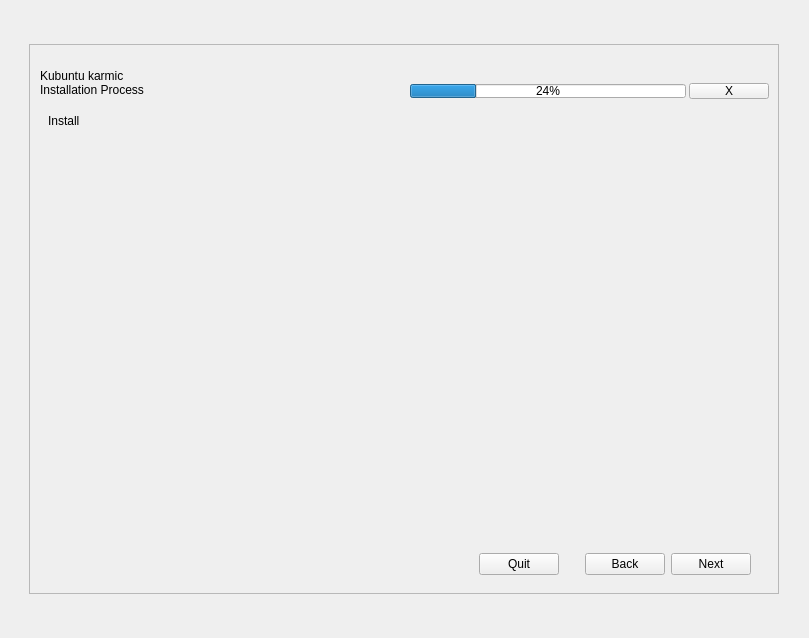
Qt form gui/qt/app.ui (chenhan1218/ubiquity) before a commit.
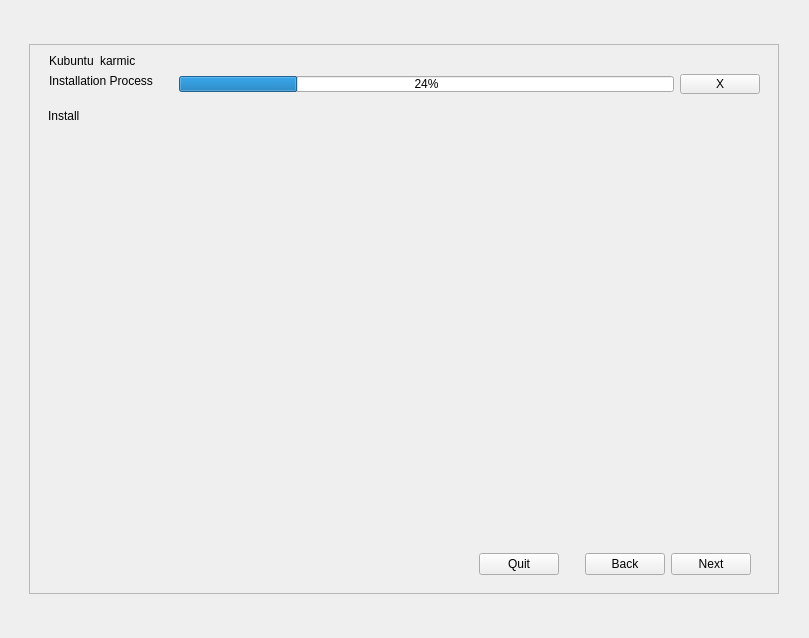
The same form after that commit. Custom widgets are drawn as their Qt base class.

Commit message: Fix KDE progress bar and skip button too small (LP: #555707)

Patch:
```diff
--- a/gui/qt/app.ui
+++ b/gui/qt/app.ui
@@ -191,10 +191,16 @@
              <property name="horizontalSpacing">
               <number>3</number>
              </property>
-             <property name="verticalSpacing">
-              <number>0</number>
-             </property>
              <item row="0" column="0">
+              <widget class="QWidget" name="title_widget" native="true">
+               <layout class="QHBoxLayout" name="horizontalLayout_4">
+                <property name="topMargin">
+                 <number>0</number>
+                </property>
+                <property name="bottomMargin">
+                 <number>0</number>
+                </property>
+                <item>
               <widget class="QLabel" name="distro_name_label">
                <property name="text">
                 <string>Kubuntu</string>
@@ -210,7 +216,7 @@
                </property>
               </widget>
              </item>
-             <item row="0" column="1">
+                <item>
               <widget class="QLabel" name="distro_release_label">
                <property name="text">
                 <string>karmic</string>
@@ -223,83 +229,17 @@
                </property>
               </widget>
              </item>
-             <item row="1" column="0" colspan="3">
-              <widget class="QLabel" name="install_process_label">
-               <property name="minimumSize">
-                <size>
-                 <width>0</width>
-                 <height>16</height>
-                </size>
-               </property>
-               <property name="text">
-                <string>Installation Process</string>
-               </property>
-               <property name="alignment">
-                <set>Qt::AlignLeading|Qt::AlignLeft|Qt::AlignTop</set>
-               </property>
-               <property name="indent">
-                <number>0</number>
-               </property>
-              </widget>
-             </item>
-             <item row="0" column="2">
+                <item>
               <spacer name="horizontalSpacer_13">
                <property name="orientation">
                 <enum>Qt::Horizontal</enum>
                </property>
                <property name="sizeHint" stdset="0">
                 <size>
-                 <width>40</width>
-                 <height>20</height>
-                </size>
-               </property>
-              </spacer>
-             </item>
-             <item row="1" column="4">
-              <widget class="QProgressBar" name="progressBar">
-               <property name="maximumSize">
-                <size>
-                 <width>16777215</width>
-                 <height>14</height>
-                </size>
-               </property>
-               <property name="value">
-                <number>24</number>
-               </property>
-              </widget>
-             </item>
-             <item row="0" column="3" colspan="3">
-              <widget class="QWidget" name="widget_2" native="true">
-               <property name="minimumSize">
-                <size>
-                 <width>20</width>
+                    <width>0</width>
                  <height>0</height>
                 </size>
                </property>
-               <layout class="QHBoxLayout" name="horizontalLayout_7">
-                <property name="spacing">
-                 <number>0</number>
-                </property>
-                <property name="leftMargin">
-                 <number>0</number>
-                </property>
-                <property name="topMargin">
-                 <number>0</number>
-                </property>
-                <property name="rightMargin">
-                 <number>0</number>
-                </property>
-                <item>
-                 <spacer name="horizontalSpacer_3">
-                  <property name="orientation">
-                   <enum>Qt::Horizontal</enum>
-                  </property>
-                  <property name="sizeHint" stdset="0">
-                   <size>
-                    <width>40</width>
-                    <height>20</height>
-                   </size>
-                  </property>
                  </spacer>
                 </item>
                 <item>
@@ -333,17 +273,83 @@
                </layout>
               </widget>
              </item>
-             <item row="1" column="5">
+             <item row="1" column="0">
+              <widget class="QWidget" name="progress_widget" native="true">
+               <layout class="QHBoxLayout" name="horizontalLayout_5">
+                <property name="topMargin">
+                 <number>0</number>
+                </property>
+                <property name="bottomMargin">
+                 <number>0</number>
+                </property>
+                <item>
+                 <widget class="QLabel" name="install_process_label">
+                  <property name="minimumSize">
+                   <size>
+                    <width>0</width>
+                    <height>20</height>
+                   </size>
+                  </property>
+                  <property name="text">
+                   <string>Installation Process</string>
+                  </property>
+                  <property name="alignment">
+                   <set>Qt::AlignLeading|Qt::AlignLeft|Qt::AlignTop</set>
+                  </property>
+                  <property name="indent">
+                   <number>0</number>
+                  </property>
+                 </widget>
+                </item>
+                <item>
+                 <spacer name="horizontalSpacer_3">
+                  <property name="orientation">
+                   <enum>Qt::Horizontal</enum>
+                  </property>
+                  <property name="sizeType">
+                   <enum>QSizePolicy::Maximum</enum>
+                  </property>
+                  <property name="sizeHint" stdset="0">
+                   <size>
+                    <width>20</width>
+                    <height>16</height>
+                   </size>
+                  </property>
+                 </spacer>
+                </item>
+                <item>
+                 <widget class="QProgressBar" name="progressBar">
+                  <property name="maximumSize">
+                   <size>
+                    <width>16777215</width>
+                    <height>16</height>
+                   </size>
+                  </property>
+                  <property name="value">
+                   <number>24</number>
+                  </property>
+                 </widget>
+                </item>
+                <item>
               <widget class="QPushButton" name="progressCancel">
+                  <property name="sizePolicy">
+                   <sizepolicy hsizetype="Fixed" vsizetype="Fixed">
+                    <horstretch>0</horstretch>
+                    <verstretch>0</verstretch>
+                   </sizepolicy>
+                  </property>
                <property name="maximumSize">
                 <size>
                  <width>16777215</width>
-                 <height>16</height>
+                    <height>20</height>
                 </size>
                </property>
                <property name="text">
                 <string>X</string>
                </property>
+                 </widget>
+                </item>
+               </layout>
               </widget>
              </item>
             </layout>
```
Lines whose indentation alone changed are shown as unchanged. The commit also changes 1 other file.
